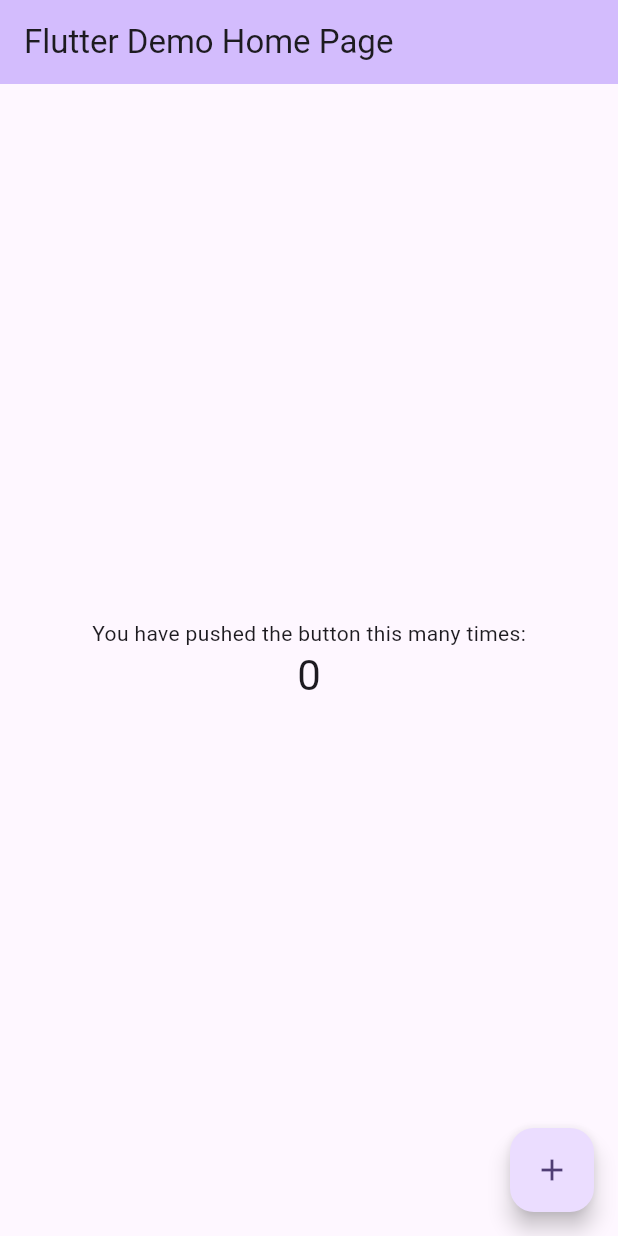
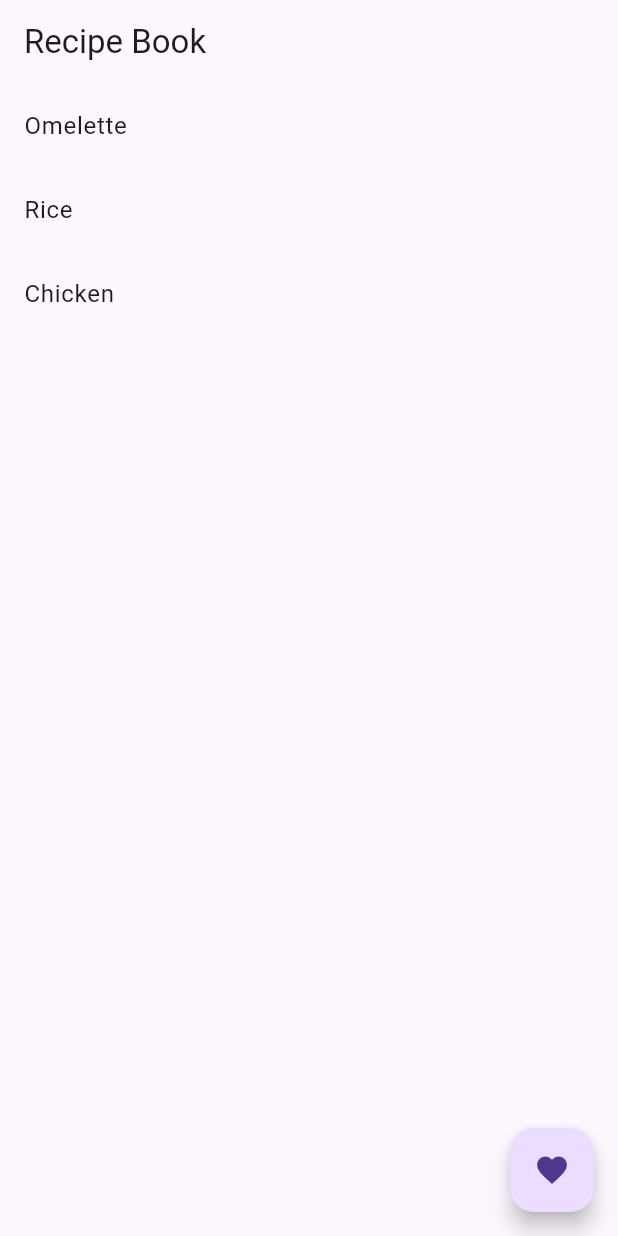
Before and after one commit to nikhilchowdary-yamani/recipe_book_app, a Flutter app: the screen it shows after launch, on a phone screen of 412 x 824 dp. Run offline on Flutter 3.47's test engine with Material 3 defaults, Android fonts, the phone set to English and light mode, and no system bars.

Commit message:
addes screen

```diff
--- /dev/null
+++ b/lib/details_screen.dart
@@ -0,0 +1,47 @@
+import 'package:flutter/material.dart';
+import 'package:provider/provider.dart';
+import 'recipe.dart';
+import 'favorite_recipe_notifier.dart';
+
+class DetailsScreen extends StatelessWidget {
+  final Recipe recipe;
+
+  DetailsScreen({required this.recipe});
+
+  @override
+  Widget build(BuildContext context) {
+    // Access the FavoriteRecipeNotifier
+    final favoriteNotifier = Provider.of<FavoriteRecipeNotifier>(context);
+
+    // Check if the recipe is a favorite
+    final isFavorite = favoriteNotifier.favoriteRecipes.contains(recipe);
+
+    return Scaffold(
+      appBar: AppBar(title: Text(recipe.name)),
+      body: Padding(
+        padding: const EdgeInsets.all(16.0),
+        child: Column(
+          crossAxisAlignment: CrossAxisAlignment.start,
+          children: [
+            Text("Ingredients:", style: TextStyle(fontWeight: FontWeight.bold)),
+            Text(recipe.ingredients),
+            SizedBox(height: 10),
+            Text("Instructions:", style: TextStyle(fontWeight: FontWeight.bold)),
+            Text(recipe.instructions),
+            Spacer(),
+            ElevatedButton(
+              onPressed: () {
+                if (isFavorite) {
+                  favoriteNotifier.removeFavoriteRecipe(recipe);
+                } else {
+                  favoriteNotifier.addFavoriteRecipe(recipe);
+                }
+              },
+              child: Text(isFavorite ? "Remove from Favorites" : "Add to Favorites"),
+            ),
+          ],
+        ),
+      ),
+    );
+  }
+}
--- /dev/null
+++ b/lib/favorite_recipe_notifier.dart
@@ -0,0 +1,22 @@
+import 'package:flutter/material.dart';
+import 'recipe.dart';
+
+class FavoriteRecipeNotifier with ChangeNotifier {
+  List<Recipe> _favoriteRecipes = [];
+
+  List<Recipe> get favoriteRecipes => _favoriteRecipes;
+
+  // Add a recipe to favorites
+  void addFavoriteRecipe(Recipe recipe) {
+    if (!_favoriteRecipes.contains(recipe)) {
+      _favoriteRecipes.add(recipe);
+      notifyListeners();
+    }
+  }
+
+  // Remove a recipe from favorites
+  void removeFavoriteRecipe(Recipe recipe) {
+    _favoriteRecipes.remove(recipe);
+    notifyListeners();
+  }
+}
--- /dev/null
+++ b/lib/home_screen.dart
@@ -0,0 +1,55 @@
+import 'package:flutter/material.dart';
+import 'package:provider/provider.dart';
+import 'recipe.dart';
+import 'details_screen.dart';
+import 'favorite_recipe_notifier.dart';
+
+class HomeScreen extends StatelessWidget {
+  final List<Recipe> recipes = [
+    Recipe(
+      name: "Omelette",
+      ingredients: "Eggs, Onion, Chillies.",
+      instructions: "Break the eggs into a small container, add required amount of spices adn chopped onions and chillies. Mix them well pour the  mixture on tht pan and fry for some time .",
+    ),
+    Recipe(
+      name: "Rice",
+      ingredients: "Pulses and water",
+      instructions: "Take pulses in a bowl and wash them twice and add water in the ration 1(rice):2(water). Place it on the stove for 15 mins. Your rice is ready",
+    ),
+    Recipe(
+      name: "Chicken",
+      ingredients: "Chicken, Onion, Garlic, Ginger, Tomato Paste, Lemon Juice, Garam Masala, and Ground Cumin.",
+      instructions: "Marinate the chicken, Grill the chicken, In a pan, cook the onions, garlic, and ginger, Add the tomato paste, spices, and other ingredients, Pour the spiced gravy over the chicken"
+    ),
+  ];
+
+  @override
+  Widget build(BuildContext context) {
+    return Scaffold(
+      appBar: AppBar(title: Text("Recipe Book")),
+      body: ListView.builder(
+        itemCount: recipes.length,
+        itemBuilder: (context, index) {
+          final recipe = recipes[index];
+          return ListTile(
+            title: Text(recipe.name),
+            onTap: () {
+              Navigator.push(
+                context,
+                MaterialPageRoute(
+                  builder: (context) => DetailsScreen(recipe: recipe),
+                ),
+              );
+            },
+          );
+        },
+      ),
+      floatingActionButton: FloatingActionButton(
+        onPressed: () {
+          Navigator.pushNamed(context, '/favorites');
+        },
+        child: Icon(Icons.favorite),
+      ),
+    );
+  }
+}
--- a/lib/main.dart
+++ b/lib/main.dart
@@ -1,125 +1,28 @@
 import 'package:flutter/material.dart';
+import 'package:provider/provider.dart';
+import 'home_screen.dart';
+import 'favorites_screen.dart';
+import 'favorite_recipe_notifier.dart';
 
 void main() {
-  runApp(const MyApp());
+  runApp(
+    ChangeNotifierProvider(
+      create: (_) => FavoriteRecipeNotifier(),
+      child: MyApp(),
+    ),
+  );
 }
 
 class MyApp extends StatelessWidget {
-  const MyApp({super.key});
-
-  // This widget is the root of your application.
   @override
   Widget build(BuildContext context) {
     return MaterialApp(
-      title: 'Flutter Demo',
-      theme: ThemeData(
-        // This is the theme of your application.
-        //
-        // TRY THIS: Try running your application with "flutter run". You'll see
-        // the application has a purple toolbar. Then, without quitting the app,
-        // try changing the seedColor in the colorScheme below to Colors.green
-        // and then invoke "hot reload" (save your changes or press the "hot
-        // reload" button in a Flutter-supported IDE, or press "r" if you used
-        // the command line to start the app).
-        //
-        // Notice that the counter didn't reset back to zero; the application
-        // state is not lost during the reload. To reset the state, use hot
-        // restart instead.
-        //
-        // This works for code too, not just values: Most code changes can be
-        // tested with just a hot reload.
-        colorScheme: ColorScheme.fromSeed(seedColor: Colors.deepPurple),
-        useMaterial3: true,
-      ),
-      home: const MyHomePage(title: 'Flutter Demo Home Page'),
+      title: 'Recipe Book',
+      initialRoute: '/',
+      routes: {
+        '/': (context) => HomeScreen(),
+        '/favorites': (context) => FavoritesScreen(),
+      },
     );
   }
 }
-
-class MyHomePage extends StatefulWidget {
-  const MyHomePage({super.key, required this.title});
-
-  // This widget is the home page of your application. It is stateful, meaning
-  // that it has a State object (defined below) that contains fields that affect
-  // how it looks.
-
-  // This class is the configuration for the state. It holds the values (in this
-  // case the title) provided by the parent (in this case the App widget) and
-  // used by the build method of the State. Fields in a Widget subclass are
-  // always marked "final".
-
-  final String title;
-
-  @override
-  State<MyHomePage> createState() => _MyHomePageState();
-}
-
-class _MyHomePageState extends State<MyHomePage> {
-  int _counter = 0;
-
-  void _incrementCounter() {
-    setState(() {
-      // This call to setState tells the Flutter framework that something has
-      // changed in this State, which causes it to rerun the build method below
-      // so that the display can reflect the updated values. If we changed
-      // _counter without calling setState(), then the build method would not be
-      // called again, and so nothing would appear to happen.
-      _counter++;
-    });
-  }
-
-  @override
-  Widget build(BuildContext context) {
-    // This method is rerun every time setState is called, for instance as done
-    // by the _incrementCounter method above.
-    //
-    // The Flutter framework has been optimized to make rerunning build methods
-    // fast, so that you can just rebuild anything that needs updating rather
-    // than having to individually change instances of widgets.
-    return Scaffold(
-      appBar: AppBar(
-        // TRY THIS: Try changing the color here to a specific color (to
-        // Colors.amber, perhaps?) and trigger a hot reload to see the AppBar
-        // change color while the other colors stay the same.
-        backgroundColor: Theme.of(context).colorScheme.inversePrimary,
-        // Here we take the value from the MyHomePage object that was created by
-        // the App.build method, and use it to set our appbar title.
-        title: Text(widget.title),
-      ),
-      body: Center(
-        // Center is a layout widget. It takes a single child and positions it
-        // in the middle of the parent.
-        child: Column(
-          // Column is also a layout widget. It takes a list of children and
-          // arranges them vertically. By default, it sizes itself to fit its
-          // children horizontally, and tries to be as tall as its parent.
-          //
-          // Column has various properties to control how it sizes itself and
-          // how it positions its children. Here we use mainAxisAlignment to
-          // center the children vertically; the main axis here is the vertical
-          // axis because Columns are vertical (the cross axis would be
-          // horizontal).
-          //
-          // TRY THIS: Invoke "debug painting" (choose the "Toggle Debug Paint"
-          // action in the IDE, or press "p" in the console), to see the
-          // wireframe for each widget.
-          mainAxisAlignment: MainAxisAlignment.center,
-          children: <Widget>[
-            const Text(
-              'You have pushed the button this many times:',
-            ),
-            Text(
-              '$_counter',
-              style: Theme.of(context).textTheme.headlineMedium,
-            ),
-          ],
-        ),
-      ),
-      floatingActionButton: FloatingActionButton(
-        onPressed: _incrementCounter,
-        tooltip: 'Increment',
-        child: const Icon(Icons.add),
-      ), // This trailing comma makes auto-formatting nicer for build methods.
-    );
-  }
-}
--- /dev/null
+++ b/lib/recipe.dart
@@ -0,0 +1,11 @@
+class Recipe {
+  final String name;
+  final String ingredients;
+  final String instructions;
+
+  Recipe({
+    required this.name,
+    required this.ingredients,
+    required this.instructions,
+  });
+}
```
Also changed, not shown: lib/favorites_screen.dart (added, +34 -0 lines).
